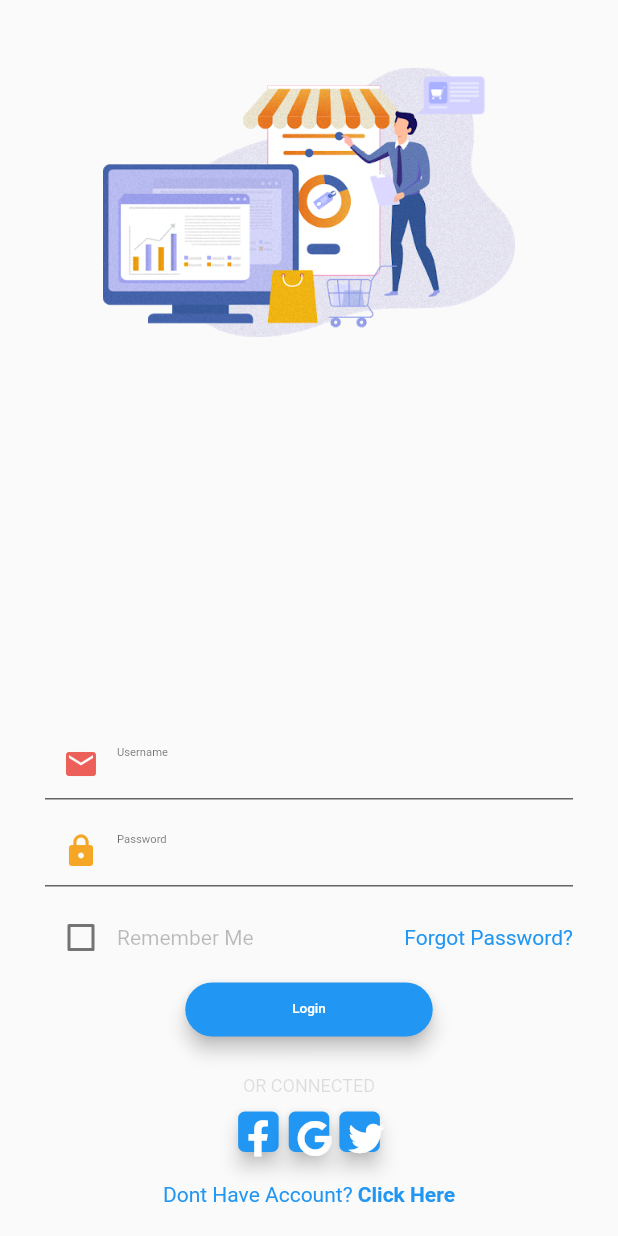
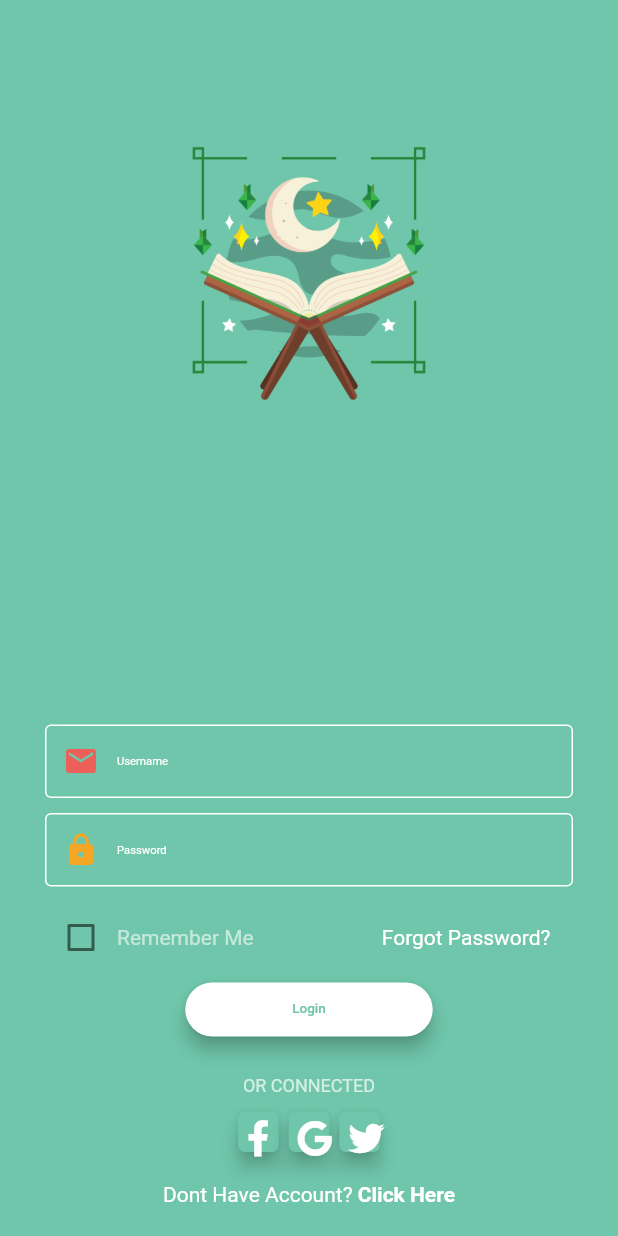
Before and after one commit to boytegar/MuslimApps, a Flutter app: the screen it shows after launch, on a phone screen of 412 x 824 dp. Run offline on Flutter 3.47's test engine with Material 2 defaults, Android fonts, the phone set to English and light mode, and no system bars; our stand-ins replace bloc, date_format, dio, equatable, flutter_bloc, flutter_calendar_carousel and 13 more; accounts and stored records are empty; generated files the repository leaves out were written again; statements that could not run were skipped.

```diff
--- a/lib/bloc/detail_quran/detail_quran_bloc.dart
+++ b/lib/bloc/detail_quran/detail_quran_bloc.dart
@@ -1,12 +1,8 @@
 import 'dart:async';
 import 'dart:developer';
-
-import 'package:meta/meta.dart';
 import 'package:hive/hive.dart';
 import 'package:hydrated_bloc/hydrated_bloc.dart';
 import 'package:muslimapps/bloc/detail_quran/detail_quran_repository.dart';
-
-
 import './bloc.dart';
 
 class DetailQuranBloc extends HydratedBloc<DetailQuranEvent, DetailQuranState> {
--- a/lib/main.dart
+++ b/lib/main.dart
@@ -40,7 +40,8 @@ class MyApp extends StatelessWidget {
       return MaterialApp(
         title: 'Flutter Demo',
         theme: ThemeData(
-          primarySwatch: Colors.blue,
+          primaryColor: Color(0xff6FC6AA),
+       //   primarySwatch: Color(0xff6FC6AA),
           hintColor: Color(0xffE4E4E4),
         ),
         debugShowCheckedModeBanner: false,
--- a/lib/ui/ui_login.dart
+++ b/lib/ui/ui_login.dart
@@ -8,7 +8,10 @@ import 'package:permission_handler/permission_handler.dart';
 class LoginUi extends StatelessWidget {
   @override
   Widget build(BuildContext context) {
-    return MaterialApp(home: LoginPage(), debugShowCheckedModeBanner: false);
+    return MaterialApp(home: LoginPage(), debugShowCheckedModeBanner: false, theme: ThemeData(
+      primaryColor: Color(0xff6FC6AA),
+      hintColor: Colors.white
+    ),);
   }
 }
 
@@ -68,9 +71,10 @@ class _LoginPageState extends State<LoginPage> {
   Widget _entryField(double ratios, String title, bool isPassword) {
     return Container(
       margin: EdgeInsets.only(bottom: 10),
-      child: TextField(
+      child: TextFormField(
           controller: (isPassword) ? passController : emailController,
           style: new TextStyle(fontSize: 5 * ratios, color: Colors.black),
+          textAlignVertical: TextAlignVertical.center,
           obscureText: isPassword,
           minLines: 1,
           decoration: InputDecoration(
@@ -83,18 +87,23 @@ class _LoginPageState extends State<LoginPage> {
                       Icons.mail,
                       color: Color(0xffEC6059),
                     ),
+              focusedBorder: OutlineInputBorder(
+                borderSide: const BorderSide(color: Colors.white, width: 2.0),
+                //borderRadius: BorderRadius.circular(25.0),
+              ),
               //border: InputBorder.none,
 
-//              border: OutlineInputBorder(
-//                  borderSide: BorderSide(color: Colors.blue),
-////                  borderRadius: const BorderRadius.all(
-////                    const Radius.circular(10.0),
-////                  )
-//              ),
+              border: OutlineInputBorder(
+                  borderSide: BorderSide(color: Colors.white, width: 2.0),
+//                  borderRadius: const BorderRadius.all(
+//                    const Radius.circular(10.0),
+//                  )
+              ),
               // fillColor: Color(0xfff3f3f4),
               //  labelText: title,
               fillColor: Colors.transparent,
               hintText: title,
+
               filled: true)),
     );
   }
@@ -179,11 +188,11 @@ class _LoginPageState extends State<LoginPage> {
       child: RaisedButton(
         elevation: 5,
         onPressed: routeReplacement,
-        textColor: Colors.white,
+        textColor: Theme.of(context).primaryColor,
         shape: RoundedRectangleBorder(
           borderRadius: new BorderRadius.circular(ratio * 18),
         ),
-        color: Theme.of(context).primaryColor,
+        color: Colors.white,
         padding: EdgeInsets.all(ratio * 4),
         child: Column(
           children: <Widget>[
@@ -214,6 +223,11 @@ class _LoginPageState extends State<LoginPage> {
               children: <Widget>[
                 Checkbox(
                   value: _value1,
+                  activeColor: Colors.white,
+                  checkColor: Theme.of(context).primaryColor,
+                  hoverColor: Colors.white,
+                  focusColor: Colors.white,
+
                   onChanged: (newValue) {
                     setState(() {
                       if (_value1) {
@@ -226,16 +240,19 @@ class _LoginPageState extends State<LoginPage> {
                 ),
                 Text(
                   "Remember Me",
-                  style: TextStyle(color: Colors.black26),
+                  style: TextStyle(color: Colors.white60),
                 ),
               ],
             ),
           ),
           GestureDetector(
             onTap: () {},
-            child: Text(
-              "Forgot Password?",
-              style: TextStyle(color: Theme.of(context).primaryColor),
+            child: Container(
+              margin: EdgeInsets.only(right: 15),
+              child: Text(
+                "Forgot Password?",
+                style: TextStyle(color: Colors.white),
+              ),
             ),
           )
         ],
@@ -249,6 +266,7 @@ class _LoginPageState extends State<LoginPage> {
     return Scaffold(
       resizeToAvoidBottomInset: false,
       resizeToAvoidBottomPadding: false,
+      backgroundColor: Color(0xff6FC6AA),
       body: Stack(
         children: <Widget>[
           Align(
@@ -279,7 +297,7 @@ class _LoginPageState extends State<LoginPage> {
                     ),
                     Text(
                       "OR CONNECTED",
-                      style: TextStyle(color: Colors.black12, fontSize: 12),
+                      style: TextStyle(color: Colors.white70, fontSize: 12),
                     ),
                     const SizedBox(
                       height: 10,
@@ -302,7 +320,7 @@ class _LoginPageState extends State<LoginPage> {
                             ],
                           ),
                           style:
-                              TextStyle(color: Theme.of(context).primaryColor),
+                              TextStyle(color: Colors.white),
                         )),
                     SizedBox(
                       height: 20,
@@ -317,7 +335,7 @@ class _LoginPageState extends State<LoginPage> {
             child: Container(
                 margin: EdgeInsets.only(top: SizeConfig.screenRatio * 30),
                 width: SizeConfig.screenWidth / 3 * 2,
-                child: Image.asset("assets/images/logo.png")),
+                child: Image.asset("assets/images/logo_quran.png")),
           )
         ],
       ),
--- a/pubspec.yaml
+++ b/pubspec.yaml
@@ -24,7 +24,6 @@ dependencies:
   shimmer: ^1.0.1
   permission_handler: ^4.2.0+hotfix.3
   geolocator: ^5.3.0
- # shared_preferences: ^0.5.6+2
   google_maps_flutter: ^0.5.24+1
   flutter_rating_bar: ^3.0.1+1
   intl: ^0.16.1
@@ -34,6 +33,7 @@ dependencies:
   hive: ^1.4.1
   hive_flutter: ^0.3.0+2
   google_sign_in: ^4.1.4
+  flutter_html: ^0.11.1
   #workmanager: ^0.2.1
   #logger: ^0.8.3
 
```
Also changed, not shown: lib/ui/detail/ui_detail_quran.dart (+131 -58 lines), lib/ui/detail/ui_quran.dart (+56 -48 lines), lib/ui/ui_main.dart (+5 -4 lines), assets/images/bg_daily.jpg (deleted), assets/images/compass.jpg (deleted), assets/images/logo.png (deleted), assets/images/logo_quran.png (added), pubspec.lock.
